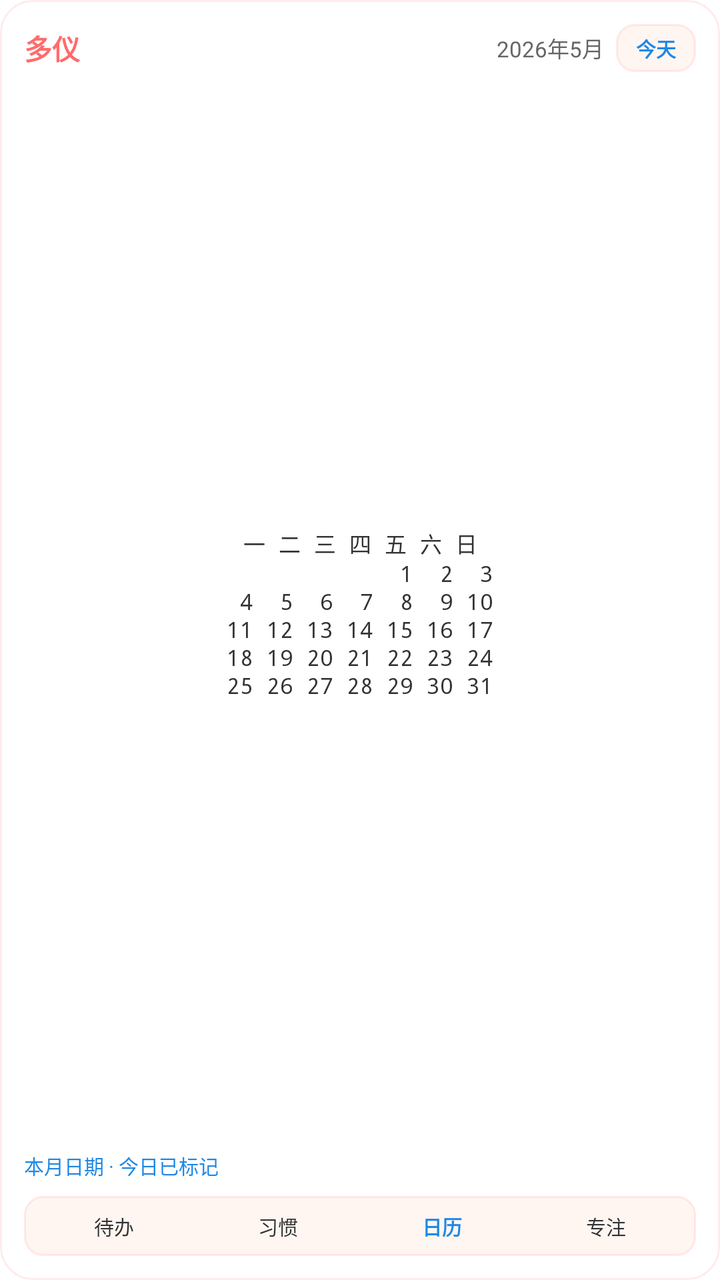
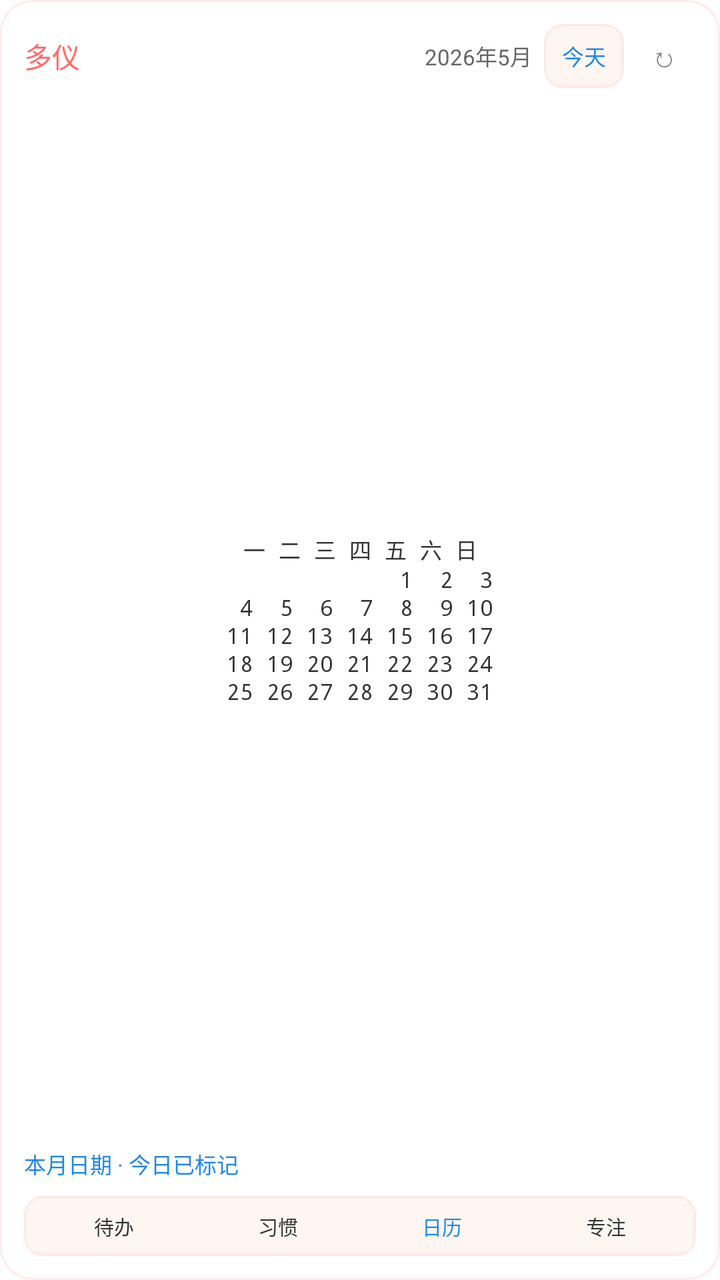

Compare the two renders of this Android layout. The source of the first and the diff that turns it into the second are given below.
<!-- AndroidManifest.xml: fallback theme Theme.MaterialComponents.DayNight.NoActionBar -->
<!-- res/layout/duoyi_calendar_widget.xml -->
<?xml version="1.0" encoding="utf-8"?>
<FrameLayout xmlns:android="http://schemas.android.com/apk/res/android"
    android:id="@+id/widget_calendar_root"
    android:layout_width="match_parent"
    android:layout_height="match_parent"
    android:background="@drawable/widget_bg_round_16"
    android:clipToOutline="true"
    android:outlineProvider="background">

    <ImageView
        android:id="@+id/widget_theme_background"
        android:layout_width="match_parent"
        android:layout_height="match_parent"
        android:contentDescription="@null"
        android:scaleType="centerCrop"
        android:visibility="gone" />

    <TextView
        android:id="@+id/widget_theme_overlay"
        android:layout_width="match_parent"
        android:layout_height="match_parent"
        android:maxLines="1"
        android:ellipsize="end"
        android:visibility="gone" />

    <LinearLayout
        android:layout_width="match_parent"
        android:layout_height="match_parent"
        android:orientation="vertical"
        android:padding="12dp">

    <LinearLayout
        android:layout_width="match_parent"
        android:layout_height="wrap_content"
        android:gravity="center_vertical"
        android:orientation="horizontal">

        <TextView
            android:id="@+id/widget_calendar_title"
            android:layout_width="0dp"
            android:layout_height="wrap_content"
            android:layout_weight="1"
            android:ellipsize="end"
            android:maxLines="1"
            android:text="多仪"
            android:textColor="#FF6B6B"
            android:textSize="14sp"
            android:textStyle="bold" />

        <TextView
            android:id="@+id/widget_calendar_month"
            android:layout_width="wrap_content"
            android:layout_height="wrap_content"
            android:ellipsize="end"
            android:maxWidth="82dp"
            android:maxLines="1"
            android:text="2026年5月"
            android:textColor="#666666"
            android:textSize="11sp" />

        <TextView
            android:id="@+id/widget_calendar_today_button"
            android:layout_width="40dp"
            android:layout_height="24dp"
            android:layout_marginLeft="6dp"
            android:background="@drawable/widget_nav_bg"
            android:gravity="center"
            android:ellipsize="end"
            android:maxLines="1"
            android:text="今天"
            android:textColor="#1E88E5"
            android:textSize="10sp"
            android:textStyle="bold" />
    </LinearLayout>

    <TextView
        android:id="@+id/widget_calendar_grid"
        android:layout_width="match_parent"
        android:layout_height="0dp"
        android:layout_weight="1"
        android:layout_marginTop="8dp"
        android:gravity="center"
        android:includeFontPadding="false"
        android:lineSpacingExtra="1dp"
        android:text="一 二 三 四 五 六 日&#10;             1  2  3&#10; 4  5  6  7  8  9 10&#10;11 12 13 14 15 16 17&#10;18 19 20 21 22 23 24&#10;25 26 27 28 29 30 31"
        android:textColor="#333333"
        android:textSize="11sp"
        android:typeface="monospace" />

    <TextView
        android:id="@+id/widget_calendar_summary"
        android:layout_width="match_parent"
        android:layout_height="wrap_content"
        android:layout_marginTop="6dp"
        android:ellipsize="end"
        android:maxLines="1"
        android:text="本月日期 · 今日已标记"
        android:textColor="#1E88E5"
        android:textSize="10sp" />

    <LinearLayout
        android:id="@+id/widget_calendar_bottom_nav"
        android:layout_width="match_parent"
        android:layout_height="30dp"
        android:layout_marginTop="8dp"
        android:background="@drawable/widget_nav_bg"
        android:gravity="center"
        android:orientation="horizontal"
        android:paddingLeft="4dp"
        android:paddingRight="4dp"
        android:weightSum="4">

        <TextView
            android:id="@+id/widget_calendar_nav_todo"
            android:layout_width="0dp"
            android:layout_height="match_parent"
            android:layout_weight="1"
            android:gravity="center"
            android:ellipsize="end"
            android:maxLines="1"
            android:text="待办"
            android:textColor="#333333"
            android:textSize="10sp" />

        <TextView
            android:id="@+id/widget_calendar_nav_habit"
            android:layout_width="0dp"
            android:layout_height="match_parent"
            android:layout_weight="1"
            android:gravity="center"
            android:ellipsize="end"
            android:maxLines="1"
            android:text="习惯"
            android:textColor="#333333"
            android:textSize="10sp" />

        <TextView
            android:id="@+id/widget_calendar_nav_calendar"
            android:layout_width="0dp"
            android:layout_height="match_parent"
            android:layout_weight="1"
            android:gravity="center"
            android:ellipsize="end"
            android:maxLines="1"
            android:text="日历"
            android:textColor="#1E88E5"
            android:textSize="10sp"
            android:textStyle="bold" />

        <TextView
            android:id="@+id/widget_calendar_nav_focus"
            android:layout_width="0dp"
            android:layout_height="match_parent"
            android:layout_weight="1"
            android:gravity="center"
            android:ellipsize="end"
            android:maxLines="1"
            android:text="专注"
            android:textColor="#333333"
            android:textSize="10sp" />
    </LinearLayout>
    </LinearLayout>
</FrameLayout>
<!-- resources referenced by this layout -->
<resources>
  <!-- drawable widget_bg_round_16 (drawable) -->
  <?xml version="1.0" encoding="utf-8"?>
  <shape xmlns:android="http://schemas.android.com/apk/res/android"
      android:shape="rectangle">
      <corners android:radius="16dp" />
      <solid android:color="#FFFFFFFF" />
      <stroke android:width="1dp" android:color="#22FF6B6B" />
  </shape>
  <!-- drawable widget_nav_bg (drawable) -->
  <?xml version="1.0" encoding="utf-8"?>
  <shape xmlns:android="http://schemas.android.com/apk/res/android"
      android:shape="rectangle">
      <corners android:radius="9dp" />
      <solid android:color="#FFFFF6F2" />
      <stroke android:width="1dp" android:color="#22FF6B6B" />
  </shape>
</resources>

<!-- the commit's change to res/layout/duoyi_calendar_widget.xml (unified diff, before → after) -->
@@ -44,8 +44,7 @@
             android:maxLines="1"
             android:text="多仪"
             android:textColor="#FF6B6B"
-            android:textSize="14sp"
-            android:textStyle="bold" />
+            android:textSize="14sp" />
 
         <TextView
             android:id="@+id/widget_calendar_month"
@@ -61,7 +60,8 @@
         <TextView
             android:id="@+id/widget_calendar_today_button"
             android:layout_width="40dp"
-            android:layout_height="24dp"
+            android:layout_height="32dp"
+            android:minHeight="32dp"
             android:layout_marginLeft="6dp"
             android:background="@drawable/widget_nav_bg"
             android:gravity="center"
@@ -69,8 +69,20 @@
             android:maxLines="1"
             android:text="今天"
             android:textColor="#1E88E5"
-            android:textSize="10sp"
-            android:textStyle="bold" />
+            android:textSize="11sp" />
+
+        <TextView
+            android:id="@+id/widget_refresh"
+            android:layout_width="32dp"
+            android:layout_height="32dp"
+            android:layout_marginLeft="4dp"
+            android:gravity="center"
+            android:ellipsize="end"
+            android:maxLines="1"
+            android:text="↻"
+            android:contentDescription="刷新小组件"
+            android:textColor="#888888"
+            android:textSize="14sp" />
     </LinearLayout>
 
     <TextView
@@ -96,7 +108,7 @@
         android:maxLines="1"
         android:text="本月日期 · 今日已标记"
         android:textColor="#1E88E5"
-        android:textSize="10sp" />
+        android:textSize="11sp" />
 
     <LinearLayout
         android:id="@+id/widget_calendar_bottom_nav"
@@ -144,8 +156,7 @@
             android:maxLines="1"
             android:text="日历"
             android:textColor="#1E88E5"
-            android:textSize="10sp"
-            android:textStyle="bold" />
+            android:textSize="10sp" />
 
         <TextView
             android:id="@+id/widget_calendar_nav_focus"
